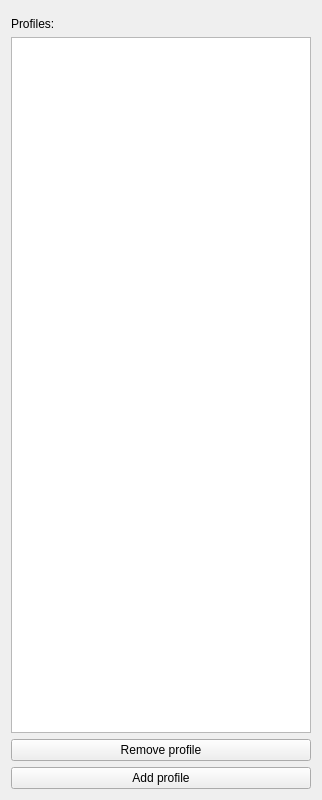
Qt form src/ui/profile_settings_window.ui (bpozdena/OneDriveGUI) before a commit.
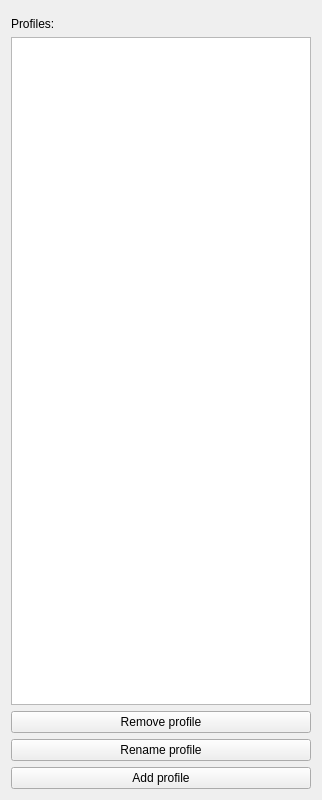
The same form after that commit.

Diff of the .ui file:
```diff
--- a/src/ui/profile_settings_window.ui
+++ b/src/ui/profile_settings_window.ui
@@ -54,6 +54,13 @@
          </property>
         </widget>
        </item>
+       <item>
+        <widget class="QPushButton" name="pushButton_rename">
+         <property name="text">
+          <string>Rename profile</string>
+         </property>
+        </widget>
+       </item>
        <item>
         <widget class="QPushButton" name="pushButton_create_import">
          <property name="toolTip">
```
